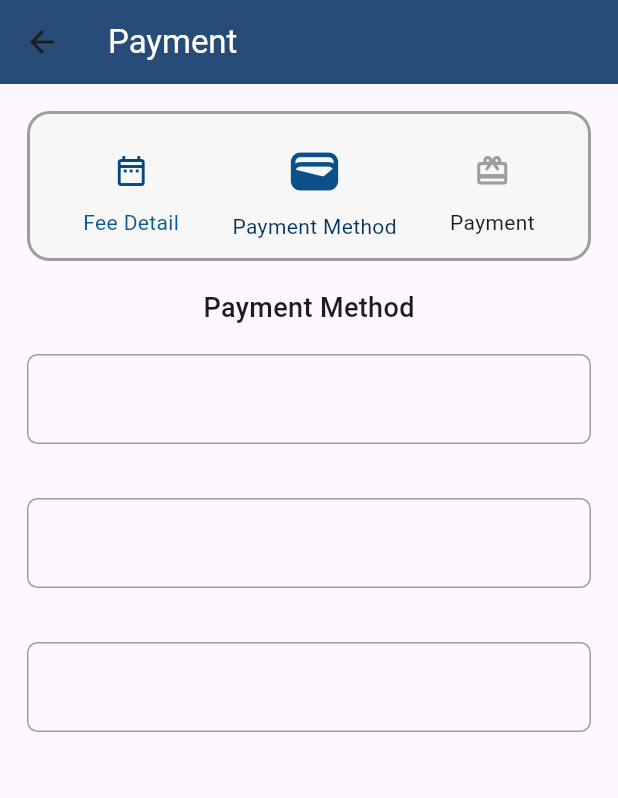
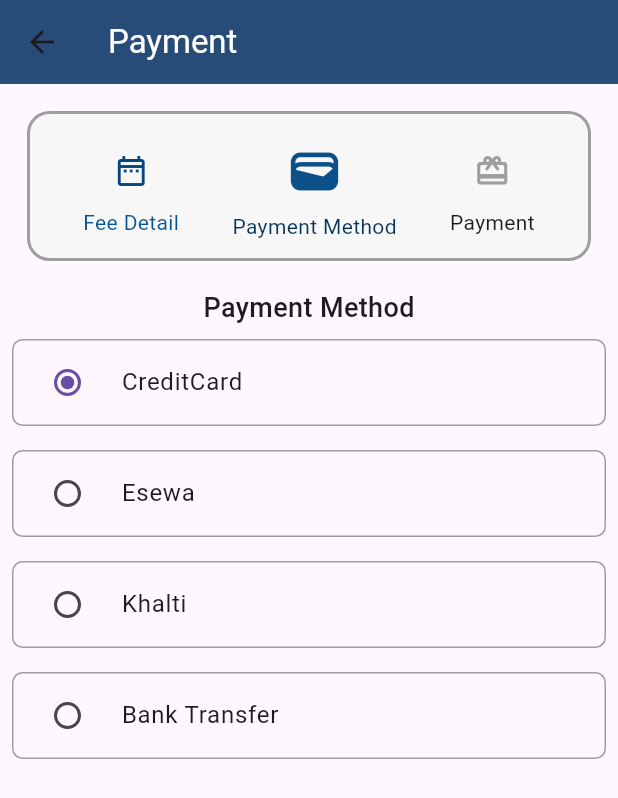
Before and after one commit to SushantNepal09/CollegeManagementSystem, a Flutter app: the Paymentpage screen opened directly, on a phone screen of 412 x 824 dp. Shown: the top 798 px of the screen. Run offline on Flutter 3.47's test engine with Material 3 defaults, Android fonts, the phone set to English and light mode, and no system bars; network calls fail.

Commit message:
payment page

```diff
--- a/lib/pages/paymentpage.dart
+++ b/lib/pages/paymentpage.dart
@@ -8,7 +8,10 @@ class Paymentpage extends StatefulWidget {
   State<Paymentpage> createState() => _PaymentpageState();
 }
 
+List<String> Options = ['Credit Card', 'Esewa', 'Khalti', 'Bank'];
+
 class _PaymentpageState extends State<Paymentpage> {
+  String currentOption = Options[0];
   @override
   Widget build(BuildContext context) {
     return Scaffold(
@@ -19,12 +22,15 @@ class _PaymentpageState extends State<Paymentpage> {
           style: TextStyle(color: Colors.white),
         ),
       ),
-      body: Container(  //this is the main body container
-        child: Column( //this is the main column
+      body: Container(
+        //this is the main body container
+        child: Column(
+          //this is the main column
           children: [
             Padding(
               padding: const EdgeInsets.all(18.0),
-              child: Container(  //this is the container with the fee detail payment method and payment
+              child: Container(
+                //this is the container with the fee detail payment method and payment
                 decoration: BoxDecoration(
                     color: const Color.fromARGB(255, 247, 247, 247),
                     borderRadius: BorderRadius.circular(15),
@@ -37,7 +43,8 @@ class _PaymentpageState extends State<Paymentpage> {
                 child: Row(
                   mainAxisAlignment: MainAxisAlignment.spaceEvenly,
                   children: [
-                    Column( // this is for arranging the icon and text
+                    Column(
+                      // this is for arranging the icon and text
                       mainAxisAlignment: MainAxisAlignment.center,
                       children: [
                         IconButton(
@@ -78,9 +85,7 @@ class _PaymentpageState extends State<Paymentpage> {
                       mainAxisAlignment: MainAxisAlignment.center,
                       children: [
                         IconButton(
-                          onPressed: () {
-
-                          },
+                          onPressed: () {},
                           icon: Icon(
                             Icons.wallet_giftcard_rounded,
                             color: Colors.grey,
@@ -92,35 +97,63 @@ class _PaymentpageState extends State<Paymentpage> {
                   ],
                 ),
               ),
-
-
-
-
-
             ),
 
-            Text("Payment Method",style: TextStyle(fontSize: 18,fontWeight: FontWeight.w500),),
+            Text(
+              "Payment Method",
+              style: TextStyle(fontSize: 18, fontWeight: FontWeight.w500),
+            ),
 
-Padding(
-  padding: const EdgeInsets.all(18.0),
-  child: Container(
-    width: double.infinity,
-height: 60,
-decoration: BoxDecoration(
-  borderRadius: BorderRadius.circular(7),
-  border: Border.all(
-    width: 1,
-    color: Colors.grey,
-  )
-),
+// Padding(
+//   padding: const EdgeInsets.all(18.0),
+//   child: Container(
+//     width: double.infinity,
+// height: 60,
+// decoration: BoxDecoration(
+//   borderRadius: BorderRadius.circular(7),
+//   border: Border.all(
+//     width: 1,
+//     color: Colors.grey,
+//   )
+// ),
 
-  ),
-),
-Padding(
-  padding: const EdgeInsets.all(18.0),
-  child: Container(
-    width: double.infinity,
-height: 60,
+//   ),
+// ),
+// Padding(
+//   padding: const EdgeInsets.all(18.0),
+//   child: Container(
+//     width: double.infinity,
+// height: 60,
+// decoration: BoxDecoration(
+//   borderRadius: BorderRadius.circular(7),
+//   border: Border.all(
+//     width: 1.00,
+//     color: Colors.grey,
+//   )
+// ),
+
+//   ),
+// ),
+// Padding(
+//   padding: const EdgeInsets.all(18.0),
+//   child: Container(
+//     width: double.infinity,
+// height: 60,
+// decoration: BoxDecoration(
+//   borderRadius: BorderRadius.circular(7),
+//   border: Border.all(
+//     width: 1,
+//     color: Colors.grey,
+//   )
+// ),
+
+//   ),
+// )
+
+            Padding(
+              padding: const EdgeInsets.all(8.0),
+              child: Container(
+
 decoration: BoxDecoration(
   borderRadius: BorderRadius.circular(7),
   border: Border.all(
@@ -129,31 +162,85 @@ decoration: BoxDecoration(
   )
 ),
 
+                child: RadioListTile(
+
+                title: Text("CreditCard"),
+                    value: Options[0],
+                    groupValue: currentOption,
+                    onChanged: (value) {
+                      setState(() {
+                        currentOption = value.toString();
+                      });
+                    }),
+              ),
+            ),
+
+Padding(
+  padding: const EdgeInsets.all(8.0),
+  child: Container(
+    decoration: BoxDecoration(
+  borderRadius: BorderRadius.circular(7),
+  border: Border.all(
+    width: 1.00,
+    color: Colors.grey,
+  )
+),
+    child: RadioListTile(
+      title: Text("Esewa"),
+                    value: Options[1],
+                    groupValue: currentOption,
+                    onChanged: (value) {
+                      setState(() {
+                        currentOption = value.toString();
+                      });
+                    }),
   ),
 ),
 Padding(
-  padding: const EdgeInsets.all(18.0),
+  padding: const EdgeInsets.all(8.0),
   child: Container(
-    width: double.infinity,
-height: 60,
-decoration: BoxDecoration(
+    decoration: BoxDecoration(
   borderRadius: BorderRadius.circular(7),
   border: Border.all(
-    width: 1,
+    width: 1.00,
     color: Colors.grey,
   )
 ),
-
+    child: RadioListTile(
+      title: Text("Khalti"),
+                    value: Options[2],
+                    groupValue: currentOption,
+                    onChanged: (value) {
+                      setState(() {
+                        currentOption = value.toString();
+                      });
+                    }),
+  ),
+),
+Padding(
+  padding: const EdgeInsets.all(8.0),
+  child: Container(
+    decoration: BoxDecoration(
+  borderRadius: BorderRadius.circular(7),
+  border: Border.all(
+    width: 1.00,
+    color: Colors.grey,
+  )
+),
+    child: RadioListTile(
+      title: Text("Bank Transfer"),
+                    value: Options[3],
+                    groupValue: currentOption,
+                    onChanged: (value) {
+                      setState(() {
+                        currentOption = value.toString();
+                      });
+                    }),
   ),
 )
 
-
-
           ],
         ),
-
-
-
       ),
     );
   }
```
